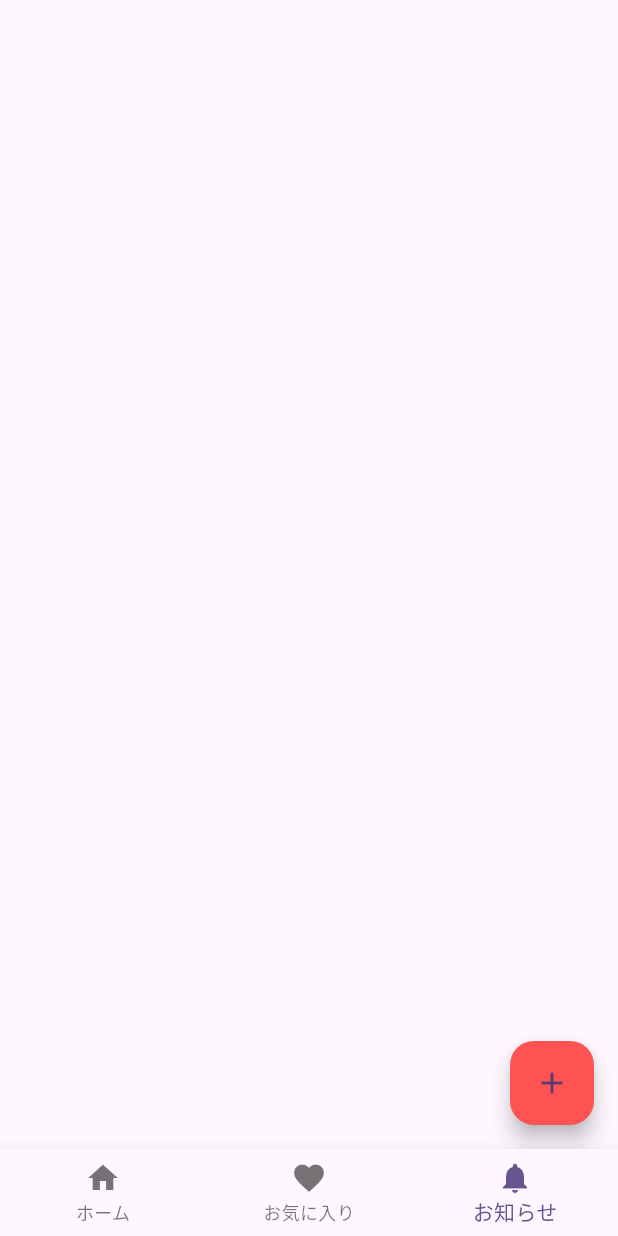
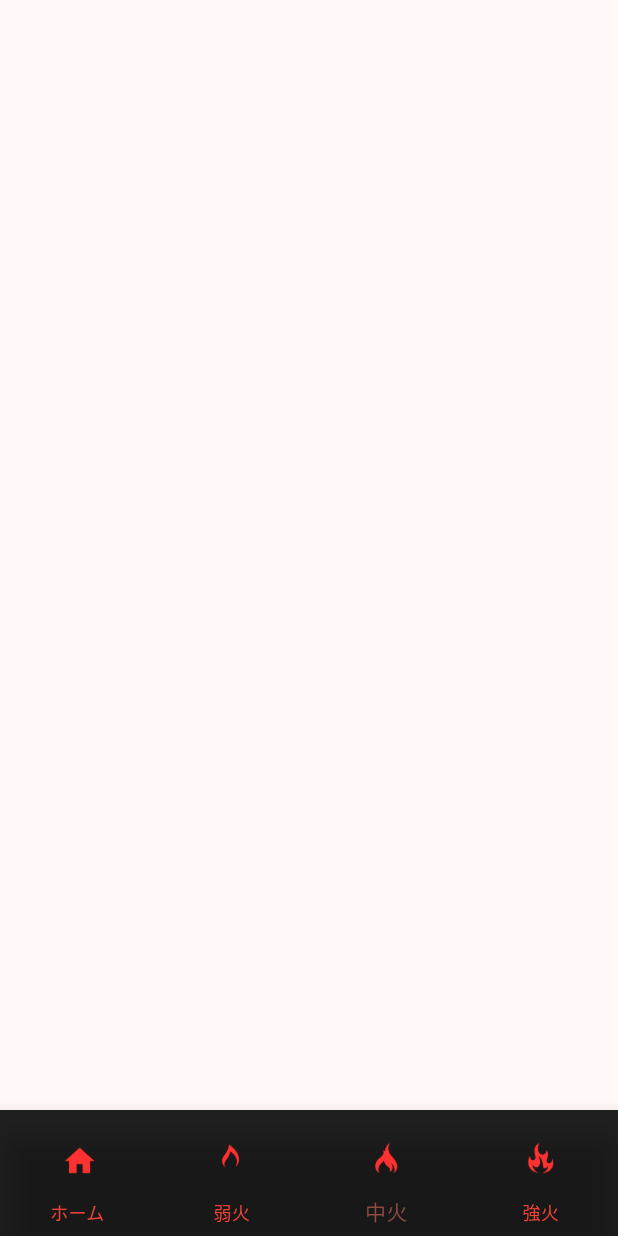
Before and after one commit to shimano-yuuki/sloth_shift, a Flutter app: the screen it shows after launch, item 3 of the bottom bar chosen, on a phone screen of 412 x 824 dp. Run offline on Flutter 3.47's test engine with Material 2 defaults, Android fonts, the phone set to English and light mode, and no system bars.

Commit message:
BottomNavigationBarのUIの変更

```diff
--- a/lib/src/app.dart
+++ b/lib/src/app.dart
@@ -1,4 +1,5 @@
 import 'package:flutter/material.dart';
+import 'package:sloth_shift/src/screens/home.dart';
 import 'package:sloth_shift/src/screens/large.dart';
 import 'package:sloth_shift/src/screens/middle.dart';
 import 'package:sloth_shift/src/screens/small.dart';
@@ -27,23 +28,24 @@ class MyApp extends StatelessWidget {
         //
         // This works for code too, not just values: Most code changes can be
         // tested with just a hot reload.
-        colorScheme: ColorScheme.fromSeed(seedColor: Colors.deepPurple),
+        colorScheme: ColorScheme.fromSeed(seedColor: Colors.red),
         useMaterial3: true,
       ),
-      home: const HomePage(),
+      home: const SlothShift(),
     );
   }
 }
 
-class HomePage extends StatefulWidget {
-  const HomePage({Key? key}) : super(key: key);
+class SlothShift extends StatefulWidget {
+  const SlothShift({Key? key}) : super(key: key);
 
   @override
-  State<HomePage> createState() => _HomePageState();
+  State<SlothShift> createState() => _SlothShiftState();
 }
 
-class _HomePageState extends State<HomePage> {
+class _SlothShiftState extends State<SlothShift> {
   static const _screens = [
+    HomePage(),
     SmallPage(),
     MiddlePage(),
     LargePage(),
@@ -62,13 +64,43 @@ class _HomePageState extends State<HomePage> {
     return Scaffold(
         body: _screens[_selectedIndex],
         bottomNavigationBar: BottomNavigationBar(
+          backgroundColor: Colors.black87,
           currentIndex: _selectedIndex,
+          unselectedItemColor: Colors.red,
           onTap: _onItemTapped,
-          items: const <BottomNavigationBarItem>[
-            BottomNavigationBarItem(icon: Icon(Icons.home), label: 'ホーム'),
-            BottomNavigationBarItem(icon: Icon(Icons.favorite), label: 'お気に入り'),
+          items: <BottomNavigationBarItem>[
             BottomNavigationBarItem(
-                icon: Icon(Icons.notifications), label: 'お知らせ'),
+              icon: SizedBox(
+                height: 50,
+                width: 50,
+                child: Image.asset('assets/images/home.png'),
+              ),
+              label: 'ホーム',
+            ),
+            BottomNavigationBarItem(
+              icon: SizedBox(
+                height: 50,
+                width: 50,
+                child: Image.asset('assets/images/small.png'),
+              ),
+              label: '弱火',
+            ),
+            BottomNavigationBarItem(
+              icon: SizedBox(
+                height: 50,
+                width: 50,
+                child: Image.asset('assets/images/middle.png'),
+              ),
+              label: '中火',
+            ),
+            BottomNavigationBarItem(
+              icon: SizedBox(
+                height: 50,
+                width: 50,
+                child: Image.asset('assets/images/large.png'),
+              ),
+              label: '強火',
+            ),
           ],
           type: BottomNavigationBarType.fixed,
         ));
--- a/lib/src/screens/home.dart
+++ b/lib/src/screens/home.dart
@@ -0,0 +1,10 @@
+import 'package:flutter/material.dart';
+
+class HomePage extends StatelessWidget {
+  const HomePage({Key? key}) : super(key: key);
+
+  @override
+  Widget build(BuildContext context) {
+    return Container();
+  }
+}
--- a/pubspec.yaml
+++ b/pubspec.yaml
@@ -58,6 +58,12 @@ flutter:
   # the material Icons class.
   uses-material-design: true
 
+  assets:
+    - assets/images/small.png
+    - assets/images/middle.png
+    - assets/images/large.png
+    - assets/images/home.png
+
   # To add assets to your application, add an assets section, like this:
   # assets:
   #   - images/a_dot_burr.jpeg
```
